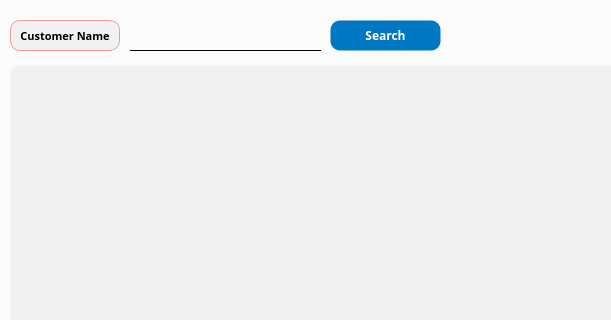
Before: the Qt Designer form app/src/pages/overdue/search.ui in DY-Microfinance-Customer-Management/dymf-algorithm, drawn with Qt 5; both pictures show x 0 to 611 and y 0 to 320 of the 1372 by 570 pixel window.
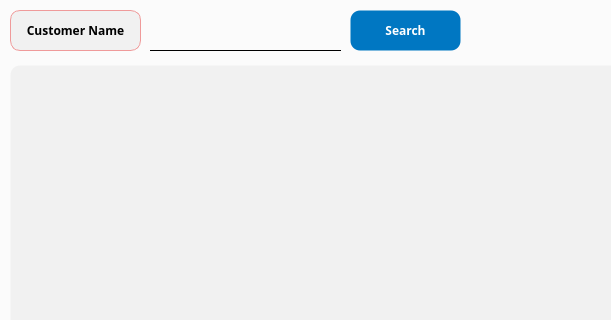
After: the same form once the commit is applied.

Patch:
```diff
--- a/app/src/pages/overdue/search.ui
+++ b/app/src/pages/overdue/search.ui
@@ -22,16 +22,41 @@
 	background-color: #f1f1f1;
 	border: 1px solid transparent;
 	border-radius: 10px;
-}</string>
+}
+
+QPushButton {
+    background-color: #0077c2;
+    color: white;
+    border: 1px solid transparent;
+    border-radius: 10px;
+    padding: 5px 10px;
+}
+
+QPushButton:hover {
+    border: 1px solid white;
+}
+
+QPushButton:pressed {
+    background-color: #005f9e;
+    padding-top: 6px;
+    padding-bottom: 4px;
+}
+
+QPushButton:disabled {
+    background-color: lightgray;
+    color: gray;
+    border: 1px solid gray;
+}
+</string>
   </property>
   <widget class="QWidget" name="centralwidget">
    <widget class="QPushButton" name="searchButton">
     <property name="geometry">
      <rect>
-      <x>330</x>
-      <y>20</y>
+      <x>350</x>
+      <y>10</y>
       <width>111</width>
-      <height>31</height>
+      <height>41</height>
      </rect>
     </property>
     <property name="font">
@@ -91,7 +116,7 @@
    <widget class="QLineEdit" name="customerName">
     <property name="geometry">
      <rect>
-      <x>130</x>
+      <x>150</x>
       <y>20</y>
       <width>191</width>
       <height>31</height>
@@ -126,9 +151,9 @@
     <property name="geometry">
      <rect>
       <x>10</x>
-      <y>20</y>
-      <width>110</width>
-      <height>31</height>
+      <y>10</y>
+      <width>131</width>
+      <height>41</height>
      </rect>
     </property>
     <property name="minimumSize">
@@ -139,14 +164,14 @@
     </property>
     <property name="maximumSize">
      <size>
-      <width>110</width>
+      <width>16777215</width>
       <height>16777215</height>
      </size>
     </property>
     <property name="font">
      <font>
       <family>Arial Black</family>
-      <pointsize>8</pointsize>
+      <pointsize>9</pointsize>
       <weight>75</weight>
       <bold>true</bold>
      </font>
```
